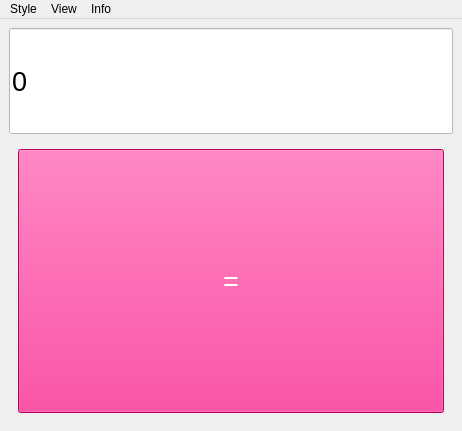
The window that ui.ui (l1mafresh/simple-calc) describes before a commit, drawn with Qt 5.
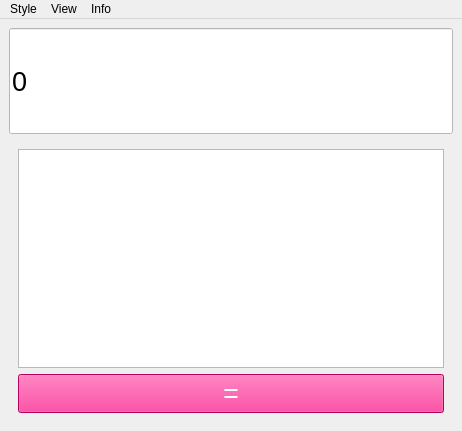
The same window after the commit. The open tabs and pages were chosen to show the change. Icons and pictures are not drawn.

Commit message: History added to paper mode

Diff of the .ui file:
```diff
--- a/ui.ui
+++ b/ui.ui
@@ -1082,10 +1082,22 @@
        <layout class="QVBoxLayout" name="verticalLayout_2">
         <item>
          <layout class="QVBoxLayout" name="verticalLayout">
+          <item>
+           <widget class="QTextEdit" name="textEdit">
+            <property name="font">
+             <font>
+              <pointsize>20</pointsize>
+             </font>
+            </property>
+            <property name="readOnly">
+             <bool>true</bool>
+            </property>
+           </widget>
+          </item>
           <item>
            <widget class="QPushButton" name="btn_equal_3">
             <property name="sizePolicy">
-             <sizepolicy hsizetype="Expanding" vsizetype="Expanding">
+             <sizepolicy hsizetype="Expanding" vsizetype="Preferred">
               <horstretch>0</horstretch>
               <verstretch>0</verstretch>
              </sizepolicy>
```
The commit also changes 2 other files.
